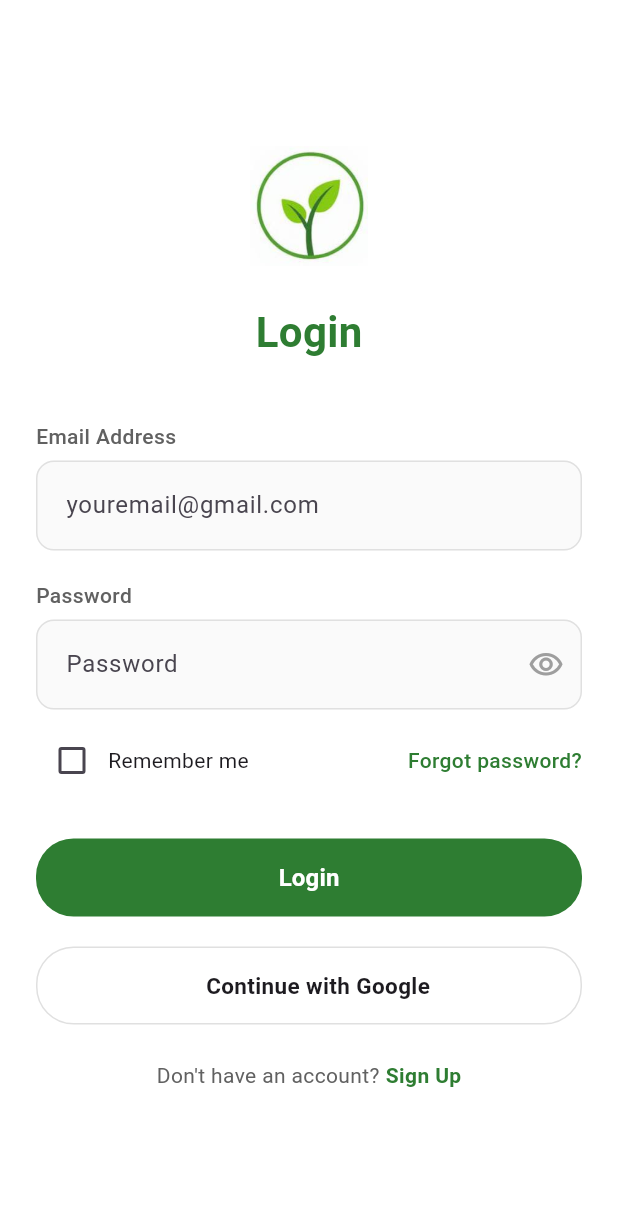
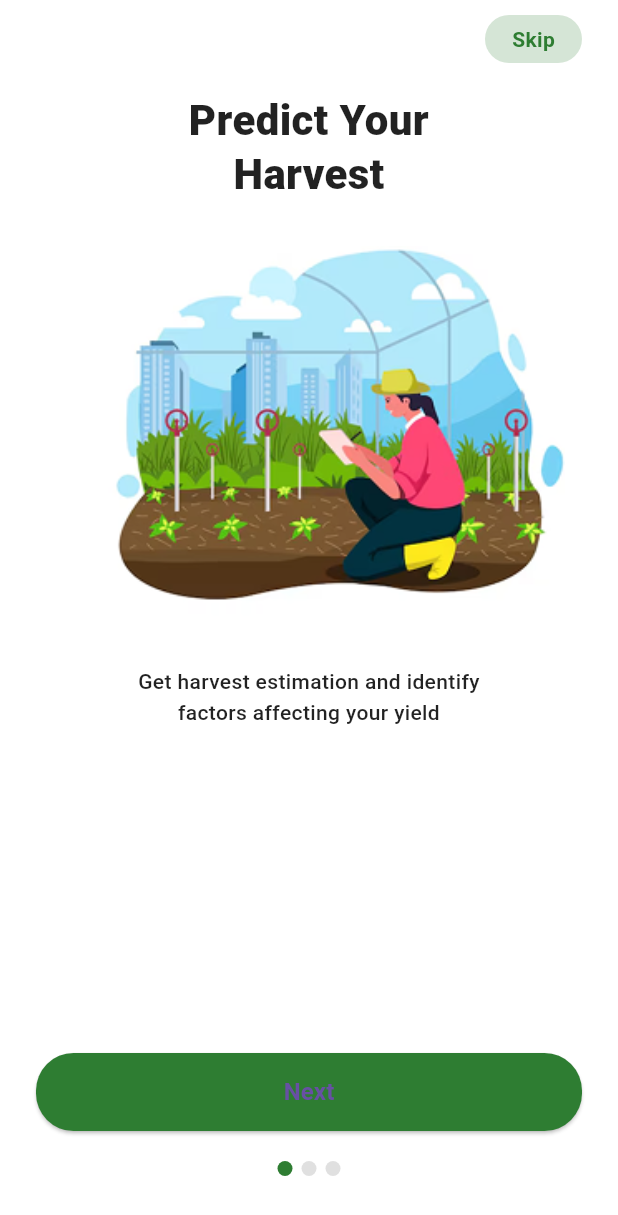
Before and after one commit to JanudiAdhikari/Research-Project, a Flutter app: the screen it shows after launch, on a phone screen of 412 x 824 dp. Shown: the top 1215 px of the screen. Run offline on Flutter 3.47's test engine with Material 3 defaults, Android fonts, the phone set to English and light mode, and no system bars; our stand-ins replace camera, cloud_firestore, firebase_auth, firebase_core, firebase_storage, image_picker and 1 more; accounts and stored records are empty; Roboto replaces fonts that are missing (Poppins).

Commit message:
Add complete onboarding flow with four screens and navigation

```diff
--- a/mobile-app/lib/screens/login_page.dart
+++ b/mobile-app/lib/screens/login_page.dart
@@ -335,8 +335,7 @@ class _LoginPageState extends State<LoginPage> {
                       child: Row(
                         mainAxisAlignment: MainAxisAlignment.center,
                         children: [
-                          //TODO: Add google.png in assets folder
-                          // Image.asset("assets/google.png", height: 24),
+                          Image.asset("assets/google.png", height: 24),
                           const SizedBox(width: 12),
                           const Text(
                             "Continue with Google",
--- /dev/null
+++ b/mobile-app/lib/screens/onboarding_screen_one.dart
@@ -0,0 +1,149 @@
+import 'package:flutter/material.dart';
+
+import 'login_page.dart';
+import 'onboarding_screen_two.dart';
+
+class OnboardingScreenOne extends StatelessWidget {
+  const OnboardingScreenOne({super.key});
+
+  @override
+  Widget build(BuildContext context) {
+    final primary = const Color(0xFF2E7D32);
+
+    return Scaffold(
+      backgroundColor: Colors.white,
+      body: SafeArea(
+        child: Padding(
+          padding: const EdgeInsets.symmetric(horizontal: 24),
+          child: Column(
+            children: [
+              const SizedBox(height: 10),
+
+              // Skip button
+              Align(
+                alignment: Alignment.topRight,
+                child: GestureDetector(
+                  onTap: () {
+                    Navigator.pushReplacement(
+                      context,
+                      MaterialPageRoute(builder: (_) => const LoginPage()),
+                    );
+                  },
+                  child: Container(
+                    padding:
+                        const EdgeInsets.symmetric(horizontal: 18, vertical: 6),
+                    decoration: BoxDecoration(
+                      color: primary.withOpacity(0.2),
+                      borderRadius: BorderRadius.circular(20),
+                    ),
+                    child: Text(
+                      "Skip",
+                      style: TextStyle(
+                        color: primary,
+                        fontWeight: FontWeight.w600,
+                        fontSize: 14,
+                      ),
+                    ),
+                  ),
+                ),
+              ),
+
+              const SizedBox(height: 20),
+
+              // Title
+              const Text(
+                "Predict Your\nHarvest",
+                textAlign: TextAlign.center,
+                style: TextStyle(
+                  fontSize: 28,
+                  height: 1.3,
+                  fontWeight: FontWeight.w800,
+                  color: Colors.black87,
+                ),
+              ),
+
+              const SizedBox(height: 30),
+
+              // Illustration
+              Image.asset(
+                "assets/onboard1.png",
+                height: 250,
+                fit: BoxFit.contain,
+              ),
+
+              const SizedBox(height: 30),
+
+              // Subtitle
+              const Text(
+                "Get harvest estimation and identify\nfactors affecting your yield",
+                textAlign: TextAlign.center,
+                style: TextStyle(
+                  fontSize: 14,
+                  height: 1.5,
+                  color: Colors.black87,
+                  fontWeight: FontWeight.w500,
+                ),
+              ),
+
+              const Spacer(),
+
+              // Next button
+              SizedBox(
+                width: double.infinity,
+                height: 52,
+                child: ElevatedButton(
+                  onPressed: () {
+                    Navigator.push(
+                      context,
+                      MaterialPageRoute(builder: (_) => const OnboardingScreenTwo()),
+                    );
+                  },
+                  style: ElevatedButton.styleFrom(
+                    backgroundColor: primary,
+                    shape: RoundedRectangleBorder(
+                      borderRadius: BorderRadius.circular(25),
+                    ),
+                  ),
+                  child: const Text(
+                    "Next",
+                    style: TextStyle(
+                      fontWeight: FontWeight.w600,
+                      fontSize: 16,
+                    ),
+                  ),
+                ),
+              ),
+
+              const SizedBox(height: 20),
+
+              // Dots
+              Row(
+                mainAxisAlignment: MainAxisAlignment.center,
+                children: [
+                  _dot(true),
+                  const SizedBox(width: 6),
+                  _dot(false),
+                  const SizedBox(width: 6),
+                  _dot(false),
+                ],
+              ),
+
+              const SizedBox(height: 40),
+            ],
+          ),
+        ),
+      ),
+    );
+  }
+
+  Widget _dot(bool active) {
+    return Container(
+      width: 10,
+      height: 10,
+      decoration: BoxDecoration(
+        color: active ? const Color(0xFF2E7D32) : Colors.grey.shade300,
+        shape: BoxShape.circle,
+      ),
+    );
+  }
+}
--- a/mobile-app/lib/screens/splash_screen.dart
+++ b/mobile-app/lib/screens/splash_screen.dart
@@ -1,6 +1,7 @@
 import 'package:flutter/material.dart';
 import 'dart:async';
 import 'login_page.dart';
+import 'onboarding_screen_one.dart';
 
 class SplashScreen extends StatefulWidget {
   const SplashScreen({super.key});
@@ -92,7 +93,7 @@ class _SplashScreenState extends State<SplashScreen>
           context,
           PageRouteBuilder(
             pageBuilder: (context, animation, secondaryAnimation) =>
-                const LoginPage(),
+                const OnboardingScreenOne(),
             transitionsBuilder:
                 (context, animation, secondaryAnimation, child) {
               return FadeTransition(opacity: animation, child: child);
--- a/mobile-app/pubspec.yaml
+++ b/mobile-app/pubspec.yaml
@@ -66,6 +66,11 @@ flutter:
   #   - images/a_dot_ham.jpeg
   assets:
     - assets/logo.jpg
+    - assets/google.png
+    - assets/onboard1.png
+    - assets/onboard2.png
+    - assets/onboard3.png
+    - assets/onboard4.png
 
   # An image asset can refer to one or more resolution-specific "variants", see
   # https://flutter.dev/to/resolution-aware-images
```
Also changed, not shown: mobile-app/lib/screens/onboarding_screen_four.dart (added, +173 -0 lines), mobile-app/lib/screens/onboarding_screen_three.dart (added, +173 -0 lines), mobile-app/lib/screens/onboarding_screen_two.dart (added, +168 -0 lines), mobile-app/assets/google.png (added), mobile-app/assets/onboard1.png (added), mobile-app/assets/onboard2.png (added), mobile-app/assets/onboard3.png (added), mobile-app/assets/onboard4.png (added), 1 other file.
